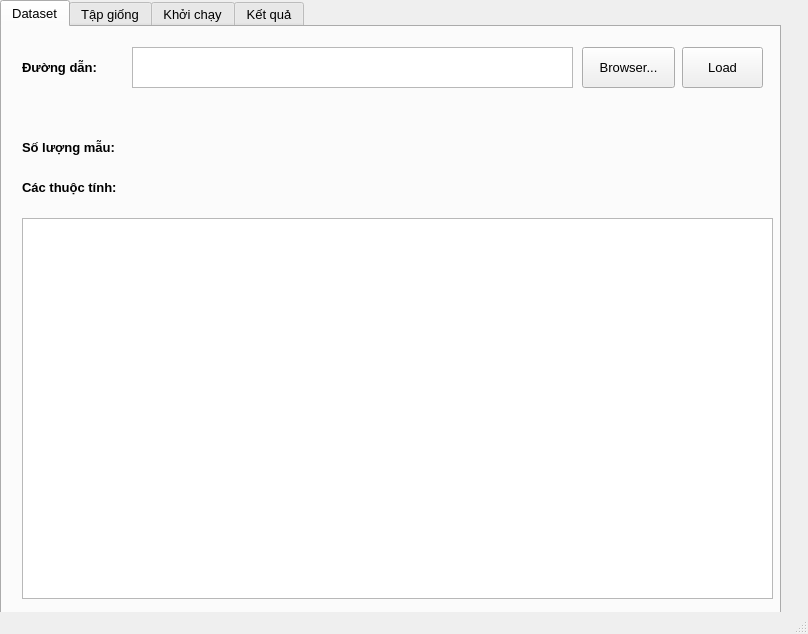
Above: ClusteringApp/view/Clustering_App.ui from VQToan/ClusteringApp before the change. Below: the same form after it.
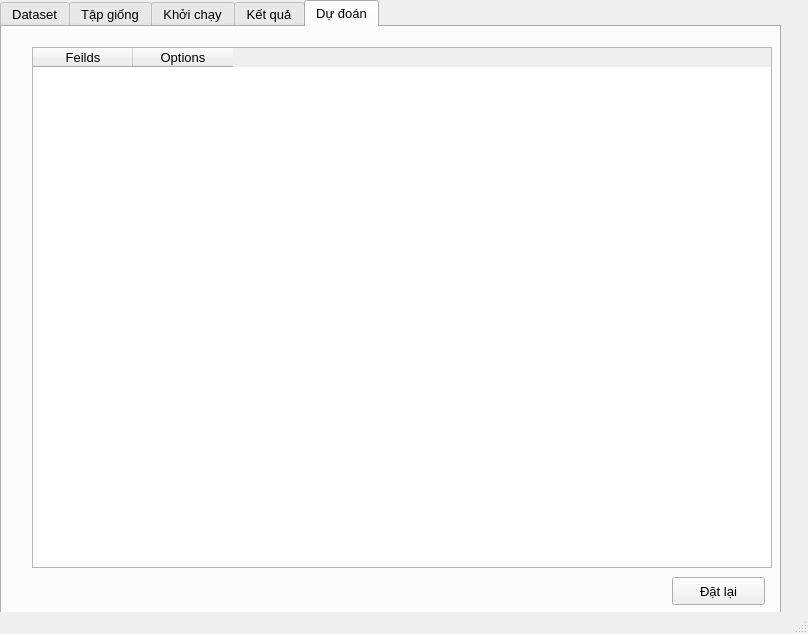
That is the form after the change. The open tabs and pages were chosen to show the change.

```diff
--- a/ClusteringApp/view/Clustering_App.ui
+++ b/ClusteringApp/view/Clustering_App.ui
@@ -485,6 +485,59 @@
       </property>
      </widget>
     </widget>
+    <widget class="QWidget" name="tabPredict">
+     <attribute name="title">
+      <string>Dự đoán</string>
+     </attribute>
+     <widget class="QTableWidget" name="tableWidgetPredict">
+      <property name="geometry">
+       <rect>
+        <x>30</x>
+        <y>20</y>
+        <width>740</width>
+        <height>521</height>
+       </rect>
+      </property>
+      <property name="tabKeyNavigation">
+       <bool>true</bool>
+      </property>
+      <property name="columnCount">
+       <number>2</number>
+      </property>
+      <attribute name="verticalHeaderVisible">
+       <bool>false</bool>
+      </attribute>
+      <column>
+       <property name="text">
+        <string>Feilds</string>
+       </property>
+       <property name="textAlignment">
+        <set>AlignCenter</set>
+       </property>
+      </column>
+      <column>
+       <property name="text">
+        <string>Options</string>
+       </property>
+       <property name="textAlignment">
+        <set>AlignCenter</set>
+       </property>
+      </column>
+     </widget>
+     <widget class="QPushButton" name="btnResetPredict">
+      <property name="geometry">
+       <rect>
+        <x>670</x>
+        <y>550</y>
+        <width>93</width>
+        <height>28</height>
+       </rect>
+      </property>
+      <property name="text">
+       <string>Đặt lại</string>
+      </property>
+     </widget>
+    </widget>
    </widget>
   </widget>
   <widget class="QStatusBar" name="statusbar"/>
```
